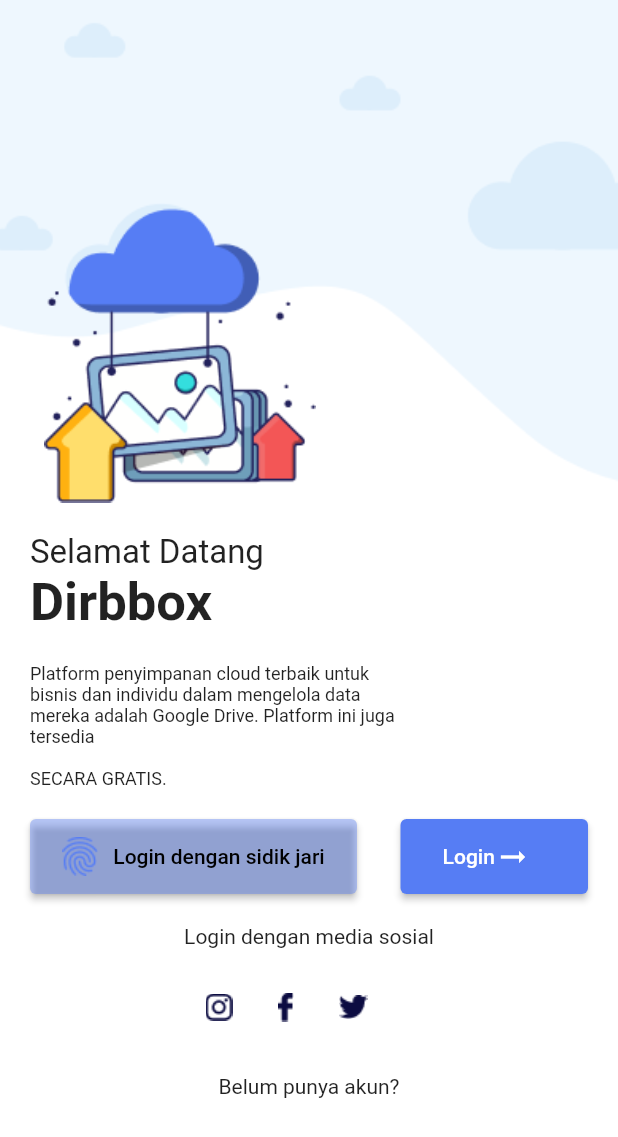
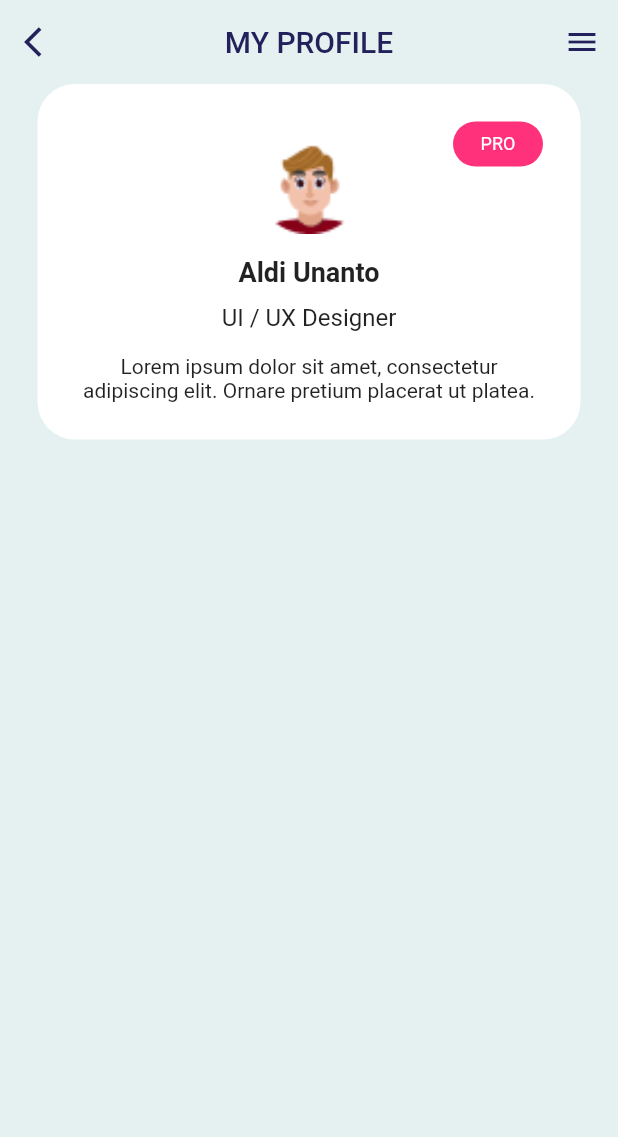
Before and after one commit to novalsh/coba-flutter, a Flutter app: the screen it shows after launch, on a phone screen of 412 x 824 dp. Shown: the top 1137 px of the screen. Run offline on Flutter 3.47's test engine with Material 2 defaults, Android fonts, the phone set to English and light mode, and no system bars; our stand-ins replace get.

Commit message:
card profile

```diff
--- /dev/null
+++ b/lib/app/modules/profile/bindings/profile_binding.dart
@@ -0,0 +1,12 @@
+import 'package:get/get.dart';
+
+import '../controllers/profile_controller.dart';
+
+class ProfileBinding extends Bindings {
+  @override
+  void dependencies() {
+    Get.lazyPut<ProfileController>(
+      () => ProfileController(),
+    );
+  }
+}
--- /dev/null
+++ b/lib/app/modules/profile/controllers/profile_controller.dart
@@ -0,0 +1,23 @@
+import 'package:get/get.dart';
+
+class ProfileController extends GetxController {
+  //TODO: Implement ProfileController
+
+  final count = 0.obs;
+  @override
+  void onInit() {
+    super.onInit();
+  }
+
+  @override
+  void onReady() {
+    super.onReady();
+  }
+
+  @override
+  void onClose() {
+    super.onClose();
+  }
+
+  void increment() => count.value++;
+}
--- /dev/null
+++ b/lib/app/modules/profile/views/profile_view.dart
@@ -0,0 +1,91 @@
+import 'package:flutter/material.dart';
+
+import 'package:get/get.dart';
+
+import '../controllers/profile_controller.dart';
+
+class ProfileView extends GetView<ProfileController> {
+  const ProfileView({Key? key}) : super(key: key);
+  @override
+  Widget build(BuildContext context) {
+    return Scaffold(
+        backgroundColor: Color(0xFFE5F1F1),
+        appBar: AppBar(
+          elevation: 0,
+          backgroundColor: Color(
+            0xFFE5F1F1,
+          ),
+          leading: IconButton(
+              onPressed: () {},
+              icon: const Icon(Icons.arrow_back_ios, color: Color(0xFF22215B))),
+          title: const Text('MY PROFILE',
+              style: TextStyle(color: Color(0xFF22215B))),
+          actions: [
+            IconButton(
+                onPressed: () {},
+                icon: const Icon(Icons.menu, color: Color(0xFF22215B)))
+          ],
+          centerTitle: true,
+        ),
+        body: ListView(
+          children: [
+            Container(
+              margin: EdgeInsets.symmetric(horizontal: 25),
+              padding: EdgeInsets.all(25),
+              decoration: BoxDecoration(
+                color: Colors.white,
+                borderRadius: BorderRadius.circular(25),
+              ),
+              child: Stack(
+                children: [
+                  Column(
+                    children: [
+                      Container(
+                        width: 75,
+                        height: 75,
+                        child: Image.asset("assets/image/a.png",
+                            fit: BoxFit.cover),
+                      ),
+                      SizedBox(
+                        height: 15,
+                      ),
+                      Text("Aldi Unanto",
+                          style: TextStyle(
+                              fontSize: 18, fontWeight: FontWeight.bold)),
+                      SizedBox(
+                        height: 10,
+                      ),
+                      Text(
+                        "UI / UX Designer",
+                        style: TextStyle(fontSize: 16),
+                      ),
+                      SizedBox(
+                        height: 15,
+                      ),
+                      Text(
+                          "Lorem ipsum dolor sit amet, consectetur adipiscing elit. Ornare pretium placerat ut platea.",
+                          style: TextStyle(fontSize: 14),
+                          textAlign: TextAlign.center),
+                    ],
+                  ),
+                  Align(
+                      alignment: Alignment.topRight,
+                      child: Container(
+                        width: 60,
+                        height: 30,
+                        decoration: BoxDecoration(
+                            color: Color(0xFFFF317B),
+                            borderRadius: BorderRadius.circular(15)),
+                        child: Center(
+                            child: Text(
+                          "PRO",
+                          style: TextStyle(color: Colors.white, fontSize: 12),
+                        )),
+                      ))
+                ],
+              ),
+            )
+          ],
+        ));
+  }
+}
--- a/lib/app/routes/app_pages.dart
+++ b/lib/app/routes/app_pages.dart
@@ -4,6 +4,8 @@ import '../modules/home/bindings/home_binding.dart';
 import '../modules/home/views/home_view.dart';
 import '../modules/login/bindings/login_binding.dart';
 import '../modules/login/views/login_view.dart';
+import '../modules/profile/bindings/profile_binding.dart';
+import '../modules/profile/views/profile_view.dart';
 
 part 'app_routes.dart';
 
@@ -23,5 +25,10 @@ class AppPages {
       page: () => const LoginView(),
       binding: LoginBinding(),
     ),
+    GetPage(
+      name: _Paths.PROFILE,
+      page: () => const ProfileView(),
+      binding: ProfileBinding(),
+    ),
   ];
 }
--- a/lib/app/routes/app_routes.dart
+++ b/lib/app/routes/app_routes.dart
@@ -5,10 +5,12 @@ abstract class Routes {
   Routes._();
   static const HOME = _Paths.HOME;
   static const LOGIN = _Paths.LOGIN;
+  static const PROFILE = _Paths.PROFILE;
 }
 
 abstract class _Paths {
   _Paths._();
   static const HOME = '/home';
   static const LOGIN = '/login';
+  static const PROFILE = '/profile';
 }
--- a/lib/main.dart
+++ b/lib/main.dart
@@ -9,7 +9,7 @@ void main() {
     GetMaterialApp(
       debugShowCheckedModeBanner: false,
       title: "Application",
-      initialRoute: Routes.LOGIN,
+      initialRoute: Routes.PROFILE,
       getPages: AppPages.routes,
     ),
   );
```
Also changed, not shown: assets/image/a.png (added), assets/image/laundry.png (added), assets/image/p.png (added).
